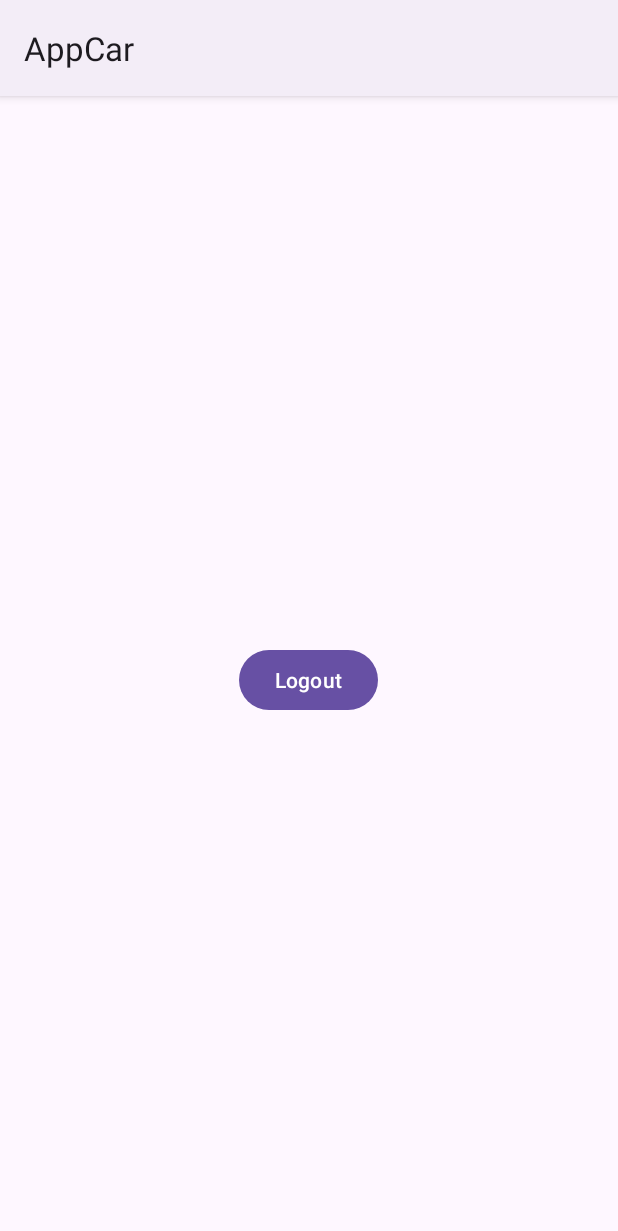
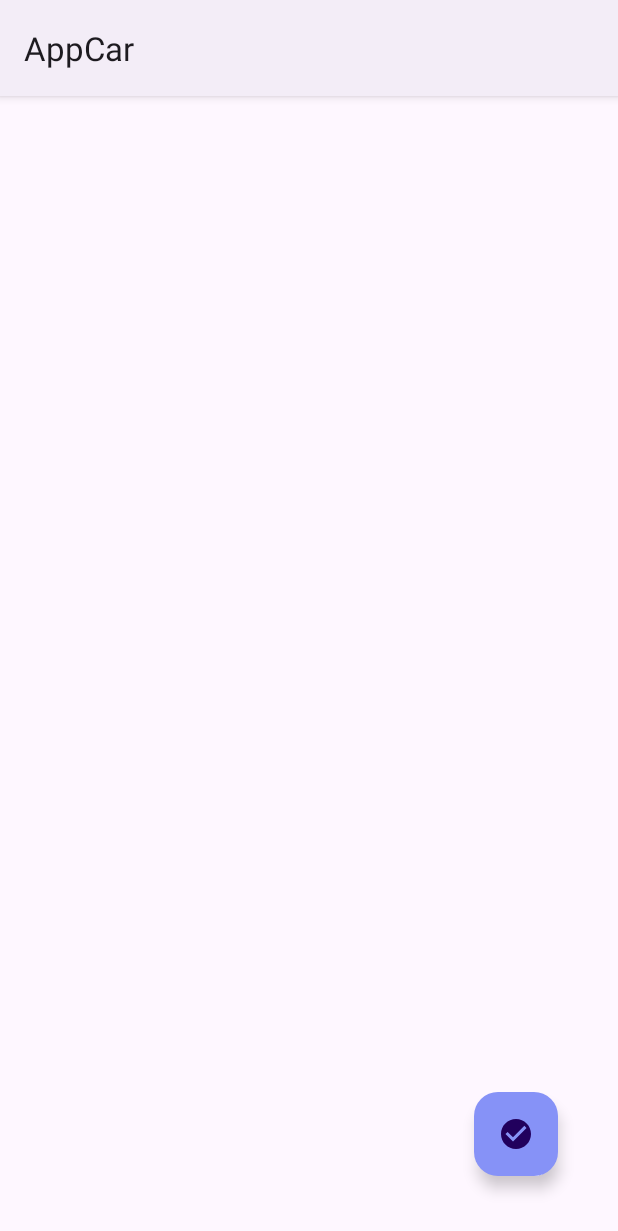
Before and after one commit to italoernest/AppCar, an Android app: the screen it shows after launch once a user with an empty profile is signed in (MainActivity), on a phone screen of 412 x 824 dp. Shown: the top 1231 px of the screen. Run offline under Robolectric (Android 15) with nearby library versions, the phone set to English and light mode, and no system bars; our stand-ins replace Firebase (no records; nobody signed in at launch, a user with empty details on screens opened directly).

Commit message:
Atualização 18/03

```diff
--- a/app/src/main/java/br/com/bpstelecom/appcar/MainActivity.java
+++ b/app/src/main/java/br/com/bpstelecom/appcar/MainActivity.java
@@ -23,26 +23,6 @@ public class MainActivity extends AppCompatActivity {
         super.onCreate(savedInstanceState);
         setContentView(R.layout.activity_main);
 
-        auth = FirebaseAuth.getInstance();
-        button = findViewById(R.id.logout);
-        textView = findViewById(R.id.user_details);
-        user = auth.getCurrentUser();
-        if(user == null){
-            Intent intent = new Intent(getApplicationContext(), LoginActivity.class);
-            startActivities(new Intent[]{intent});
-            finish();
-        }else{
-            textView.setText(user.getEmail());
-        }
 
-        button.setOnClickListener(new View.OnClickListener() {
-            @Override
-            public void onClick(View view) {
-                FirebaseAuth.getInstance().signOut();
-                Intent intent = new Intent(getApplicationContext(), LoginActivity.class);
-                startActivities(new Intent[]{intent});
-                finish();
-            }
-        });
     }
 }
--- /dev/null
+++ b/app/src/main/res/drawable/baseline_check_circle_24.xml
@@ -0,0 +1,5 @@
+<vector android:height="24dp" android:tint="#FFFFFF"
+    android:viewportHeight="24" android:viewportWidth="24"
+    android:width="24dp" xmlns:android="http://schemas.android.com/apk/res/android">
+    <path android:fillColor="@android:color/white" android:pathData="M12,2C6.48,2 2,6.48 2,12s4.48,10 10,10 10,-4.48 10,-10S17.52,2 12,2zM10,17l-5,-5 1.41,-1.41L10,14.17l7.59,-7.59L19,8l-9,9z"/>
+</vector>
--- /dev/null
+++ b/app/src/main/res/drawable/baseline_expand_more_24.xml
@@ -0,0 +1,5 @@
+<vector android:height="24dp" android:tint="#000000"
+    android:viewportHeight="24" android:viewportWidth="24"
+    android:width="24dp" xmlns:android="http://schemas.android.com/apk/res/android">
+    <path android:fillColor="@android:color/white" android:pathData="M16.59,8.59L12,13.17 7.41,8.59 6,10l6,6 6,-6z"/>
+</vector>
--- a/app/src/main/res/layout/activity_main.xml
+++ b/app/src/main/res/layout/activity_main.xml
@@ -1,24 +1,23 @@
 <?xml version="1.0" encoding="utf-8"?>
-<LinearLayout xmlns:android="http://schemas.android.com/apk/res/android"
+<RelativeLayout xmlns:android="http://schemas.android.com/apk/res/android"
     xmlns:app="http://schemas.android.com/apk/res-auto"
     xmlns:tools="http://schemas.android.com/tools"
     android:layout_width="match_parent"
-    android:orientation="vertical"
-    android:gravity="center"
-    android:padding="15dp"
     android:layout_height="match_parent"
     tools:context=".MainActivity">
 
-    <TextView
-        android:id="@+id/user_details"
+    <com.google.android.material.floatingactionbutton.FloatingActionButton
+        android:id="@+id/fab"
         android:layout_width="wrap_content"
         android:layout_height="wrap_content"
-        android:text="Óla mundo"/>
+        android:layout_alignParentRight="true"
+        android:layout_alignParentBottom="true"
+        android:layout_marginStart="40dp"
+        android:layout_marginTop="40dp"
+        android:layout_marginEnd="40dp"
+        android:layout_marginBottom="40dp"
+        android:backgroundTint="@color/lavender"
+        android:src="@drawable/baseline_check_circle_24"
+        android:tint="@color/white" />
 
-    <Button
-        android:id="@+id/logout"
-        android:layout_width="wrap_content"
-        android:layout_height="wrap_content"
-        android:text="@string/logout"/>
-
-</LinearLayout>
+</RelativeLayout>
--- a/app/src/main/res/values/colors.xml
+++ b/app/src/main/res/values/colors.xml
@@ -7,4 +7,5 @@
     <color name="teal_700">#FF018786</color>
     <color name="black">#FF000000</color>
     <color name="white">#FFFFFFFF</color>
+    <color name="lavender">#8692f7</color>
 </resources>
--- a/app/src/main/res/values/themes.xml
+++ b/app/src/main/res/values/themes.xml
@@ -1,9 +1,9 @@
 <resources xmlns:tools="http://schemas.android.com/tools">
     <!-- Base application theme. -->
-    <style name="Theme.AppCar" parent="Theme.MaterialComponents.DayNight.DarkActionBar">
+    <style name="Theme.AppCar" parent="Theme.MaterialComponents.DayNight.NoActionBar">
         <!-- Primary brand color. -->
-        <item name="colorPrimary">@color/purple_500</item>
-        <item name="colorPrimaryVariant">@color/purple_700</item>
+        <item name="colorPrimary">@color/lavender</item>
+        <item name="colorPrimaryVariant">@color/lavender</item>
         <item name="colorOnPrimary">@color/white</item>
         <!-- Secondary brand color. -->
         <item name="colorSecondary">@color/teal_200</item>
```
Also changed, not shown: app/src/main/AndroidManifest.xml (+12 -9 lines), app/src/main/java/br/com/bpstelecom/appcar/UploadActivity.java (added, +14 -0 lines), app/src/main/res/drawable/lavender_border.xml (added, +9 -0 lines), app/src/main/res/layout/activity_upload.xml (added, +9 -0 lines).
